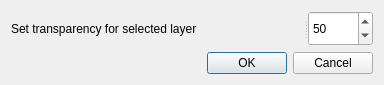
Above: group_transparency_dialog_base.ui from jkall/qgis-group-transparency-pluin before the change. Below: the same form after it.
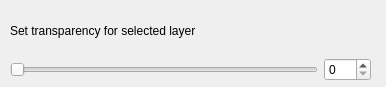
That is the form after the change.

```diff
--- a/group_transparency_dialog_base.ui
+++ b/group_transparency_dialog_base.ui
@@ -6,46 +6,68 @@
    <rect>
     <x>0</x>
     <y>0</y>
-    <width>384</width>
-    <height>85</height>
+    <width>386</width>
+    <height>87</height>
    </rect>
   </property>
+  <property name="minimumSize">
+   <size>
+    <width>386</width>
+    <height>87</height>
+   </size>
+  </property>
+  <property name="maximumSize">
+   <size>
+    <width>386</width>
+    <height>87</height>
+   </size>
+  </property>
   <property name="windowTitle">
    <string>Group Transparency</string>
   </property>
-  <layout class="QGridLayout" name="gridLayout">
-   <item row="0" column="0">
-    <layout class="QVBoxLayout" name="verticalLayout">
-     <item>
-      <widget class="QSplitter" name="splitter">
-       <property name="orientation">
-        <enum>Qt::Horizontal</enum>
-       </property>
-       <widget class="QLabel" name="label_2">
-        <property name="text">
-         <string>Set transparency for selected layer</string>
+  <widget class="QWidget" name="">
+   <property name="geometry">
+    <rect>
+     <x>10</x>
+     <y>10</y>
+     <width>361</width>
+     <height>71</height>
+    </rect>
+   </property>
+   <layout class="QVBoxLayout" name="verticalLayout">
+    <item>
+     <widget class="QLabel" name="label_2">
+      <property name="text">
+       <string>Set transparency for selected layer</string>
+      </property>
+     </widget>
+    </item>
+    <item>
+     <layout class="QHBoxLayout" name="horizontalLayout">
+      <item>
+       <widget class="QSlider" name="slider">
+        <property name="maximum">
+         <number>100</number>
+        </property>
+        <property name="orientation">
+         <enum>Qt::Horizontal</enum>
+        </property>
+        <property name="tickPosition">
+         <enum>QSlider::NoTicks</enum>
         </property>
        </widget>
+      </item>
+      <item>
        <widget class="QSpinBox" name="spinBox">
-        <property name="value">
-         <number>50</number>
+        <property name="maximum">
+         <number>100</number>
         </property>
        </widget>
-      </widget>
-     </item>
-     <item>
-      <widget class="QDialogButtonBox" name="button_box">
-       <property name="orientation">
-        <enum>Qt::Horizontal</enum>
-       </property>
-       <property name="standardButtons">
-        <set>QDialogButtonBox::Cancel|QDialogButtonBox::Ok</set>
-       </property>
-      </widget>
-     </item>
-    </layout>
-   </item>
-  </layout>
+      </item>
+     </layout>
+    </item>
+   </layout>
+  </widget>
  </widget>
  <resources/>
  <connections>
```
Left out of the diff: 35 changed lines with no effect on the pictures.
